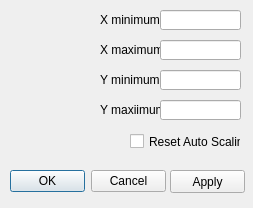
The window that STFC/HexitecGigEProject/trunk/HexitecGigE/setaxesdialog.ui (stfc-detectors/hexitec) describes before a commit, drawn with Qt 5.
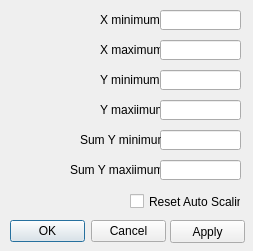
The same window after the commit.

The edit to the form file:
```diff
--- a/STFC/HexitecGigEProject/trunk/HexitecGigE/setaxesdialog.ui
+++ b/STFC/HexitecGigEProject/trunk/HexitecGigE/setaxesdialog.ui
@@ -13,7 +13,7 @@
     <x>0</x>
     <y>0</y>
     <width>253</width>
-    <height>208</height>
+    <height>251</height>
    </rect>
   </property>
   <property name="windowTitle">
@@ -75,7 +75,7 @@
    <property name="geometry">
     <rect>
      <x>130</x>
-     <y>130</y>
+     <y>190</y>
      <width>111</width>
      <height>23</height>
     </rect>
@@ -128,7 +128,7 @@
    <property name="geometry">
     <rect>
      <x>10</x>
-     <y>170</y>
+     <y>220</y>
      <width>156</width>
      <height>23</height>
     </rect>
@@ -147,7 +147,7 @@
    <property name="geometry">
     <rect>
      <x>170</x>
-     <y>170</y>
+     <y>220</y>
      <width>75</width>
      <height>23</height>
     </rect>
@@ -156,6 +156,52 @@
     <string>Apply</string>
    </property>
   </widget>
+  <widget class="QLineEdit" name="minSumYInput">
+   <property name="geometry">
+    <rect>
+     <x>160</x>
+     <y>130</y>
+     <width>81</width>
+     <height>20</height>
+    </rect>
+   </property>
+  </widget>
+  <widget class="QLabel" name="label_5">
+   <property name="geometry">
+    <rect>
+     <x>70</x>
+     <y>160</y>
+     <width>91</width>
+     <height>20</height>
+    </rect>
+   </property>
+   <property name="text">
+    <string>Sum Y maxiimum </string>
+   </property>
+  </widget>
+  <widget class="QLineEdit" name="maxSumYInput">
+   <property name="geometry">
+    <rect>
+     <x>160</x>
+     <y>160</y>
+     <width>81</width>
+     <height>20</height>
+    </rect>
+   </property>
+  </widget>
+  <widget class="QLabel" name="label_6">
+   <property name="geometry">
+    <rect>
+     <x>80</x>
+     <y>130</y>
+     <width>81</width>
+     <height>20</height>
+    </rect>
+   </property>
+   <property name="text">
+    <string>Sum Y minimum </string>
+   </property>
+  </widget>
  </widget>
  <resources/>
  <connections>
```
